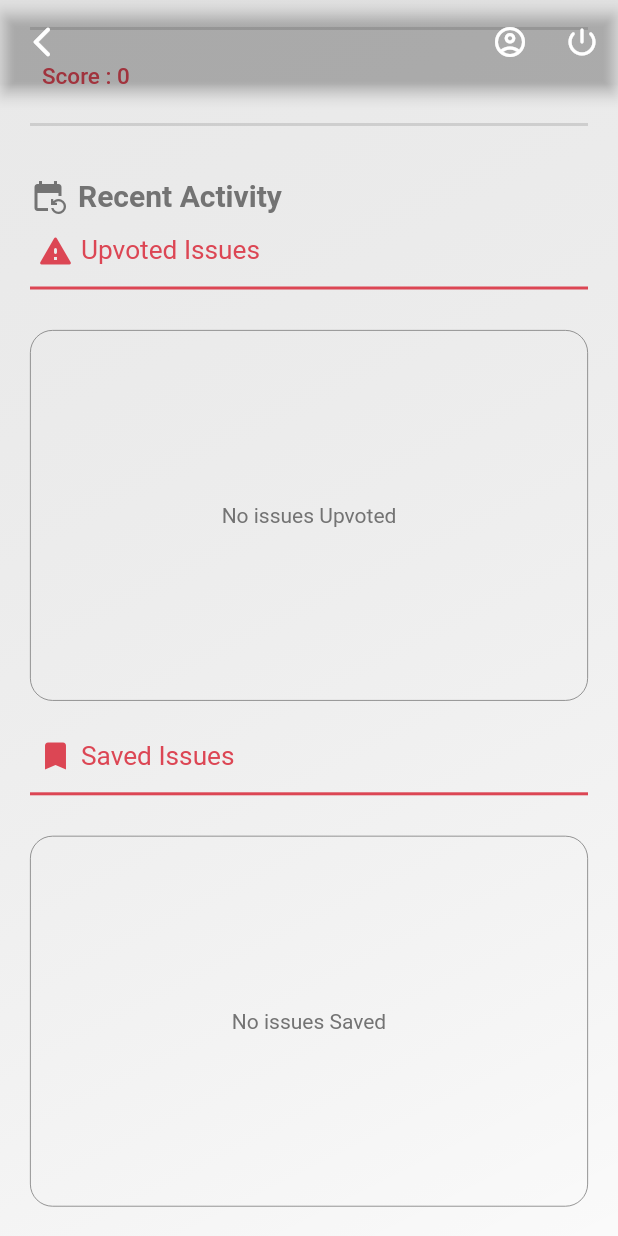
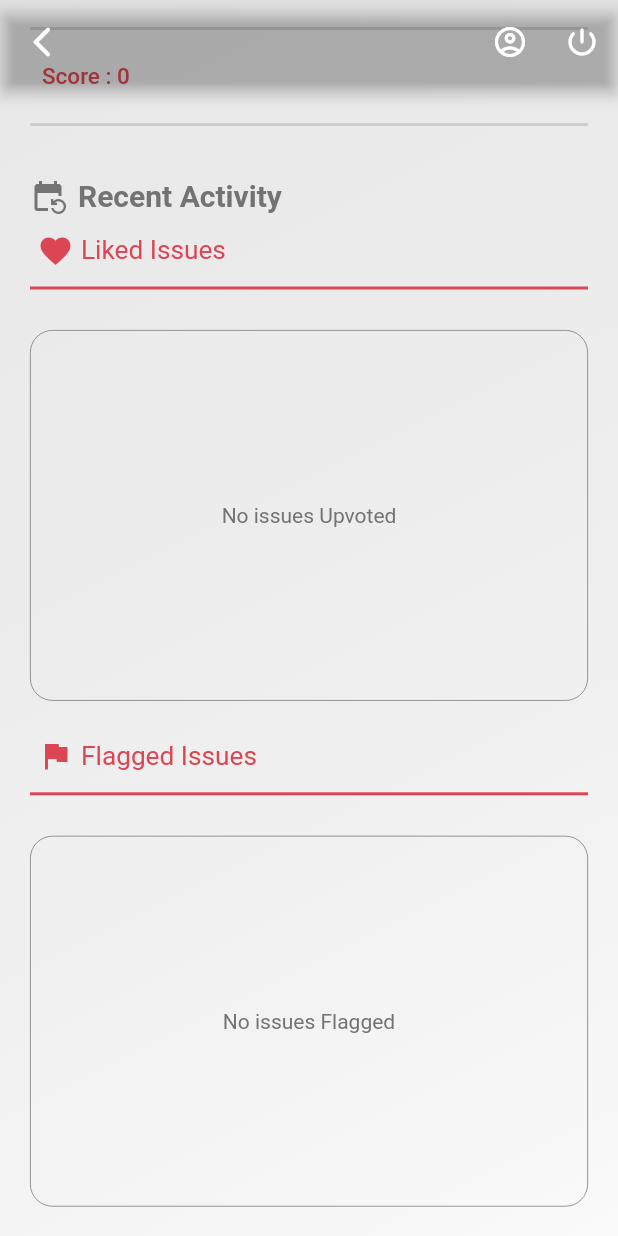
Before and after one commit to OWASP-BLT/BLT-Flutter, a Flutter app: the UserProfile screen opened by its route, scrolled down 327 dp, on a phone screen of 412 x 824 dp. Run offline on Flutter 3.47's test engine with Material 2 defaults, Android fonts, the phone set to English and light mode, and no system bars; our stand-ins replace flutter_markdown, flutter_riverpod, flutter_secure_storage, flutter_svg, google_fonts, image_picker and 2 more; missing offline and left inert: pasteboard, receive_sharing_intent; accounts and stored records are empty; network calls fail; Roboto replaces fonts that are missing (Ubuntu); statements that could not run were skipped.

Commit message:
Change Recent Activity Section on Profile Page

```diff
--- a/lib/src/models/user_model.dart
+++ b/lib/src/models/user_model.dart
@@ -9,8 +9,9 @@ class User {
   String? description;
   String? winning;
   List<int>? following;
-  List<int>? upvotedIssueId;
+  List<int>? likedIssueId;
   List<int>? savedIssueId;
+  List<int>? flaggedIssueId;
   int? totalScore;
 
   User({
@@ -23,8 +24,9 @@ class User {
     this.description,
     this.winning,
     this.following,
-    this.upvotedIssueId,
+    this.likedIssueId,
     this.savedIssueId,
+    this.flaggedIssueId,
     this.totalScore,
   });
 
@@ -38,8 +40,9 @@ class User {
       description: responseData["description"],
       winning: responseData["winnings"],
       following: responseData["follows"],
-      upvotedIssueId: responseData["issue_upvoted"],
+      likedIssueId: responseData["issue_upvoted"],
       savedIssueId: responseData["issue_saved"],
+      flaggedIssueId: responseData["issue_flaged"],
       totalScore: responseData["total_score"] ?? 0,
     );
   }
@@ -55,6 +58,7 @@ User guestUser = User(
       "https://secure.gravatar.com/avatar/3633ff387ed54aa6d8e9a1593192b8de.jpg?s=200&d=mm&r=g",
   description: "I like to stay anonymous!",
   following: [],
-  upvotedIssueId: [],
+  likedIssueId: [],
   savedIssueId: [],
+  flaggedIssueId: [],
 );
--- a/lib/src/pages/home/profile.dart
+++ b/lib/src/pages/home/profile.dart
@@ -27,8 +27,9 @@ class UserProfile extends ConsumerStatefulWidget {
 }
 
 class _UserProfileState extends ConsumerState<UserProfile> {
-  late Future<List<Issue>?> getUpvoteList;
+  late Future<List<Issue>?> getLikedList;
   late Future<List<Issue>?> getSavedList;
+  late Future<List<Issue>?> getFlaggedList;
 
   ImageProvider<Object> getProfilePicture() {
     if (currentUser!.pfpLink == null) {
@@ -69,7 +70,7 @@ class _UserProfileState extends ConsumerState<UserProfile> {
     await ref.read(authStateNotifier.notifier).logout();
   }
 
-  Widget buildUpvotedIssues(Size size, List<Issue>? issueList) {
+  Widget buildLikedIssues(Size size, List<Issue>? issueList) {
     if (issueList != null && issueList.length > 0) {
       return Container(
         margin: EdgeInsets.symmetric(vertical: 20),
@@ -122,6 +123,70 @@ class _UserProfileState extends ConsumerState<UserProfile> {
         child: Center(
           child: Text(
             "No issues Upvoted",
+            style: GoogleFonts.aBeeZee(
+              textStyle: TextStyle(
+                color: Color(0xFF737373),
+              ),
+            ),
+          ),
+        ),
+      );
+    }
+  }
+
+  Widget buildFlaggedIssues(Size size, List<Issue>? issueList) {
+    if (issueList != null && issueList.length > 0) {
+      return Container(
+        margin: EdgeInsets.symmetric(vertical: 20),
+        decoration: BoxDecoration(
+          border: Border.all(color: Color(0xFF737373), width: 0.5),
+          borderRadius: BorderRadius.circular(15),
+        ),
+        child: ClipRRect(
+          borderRadius: BorderRadius.circular(15),
+          child: ConstrainedBox(
+            constraints: BoxConstraints(
+                minWidth: size.width, maxHeight: 0.75 * size.height),
+            child: ListView.builder(
+              shrinkWrap: true,
+              padding: EdgeInsets.zero,
+              itemCount: issueList.length,
+              itemBuilder: (context, index) {
+                Issue issue = issueList[index];
+                return ListTile(
+                  leading: Text("#${issue.id}"),
+                  title: Text(
+                    (issue.description.length< 24)? issue.description:
+                    issue.description.substring(0, 24) + "...",
+                  ),
+                  trailing: IssueStatusChip(
+                    issue: issue,
+                  ),
+                  onTap: () {
+                    Navigator.pushNamed(
+                      context,
+                      RouteManager.issueDetailPage,
+                      arguments: issue,
+                    );
+                  },
+                );
+              },
+            ),
+          ),
+        ),
+      );
+    } else {
+      return Container(
+        margin: EdgeInsets.symmetric(vertical: 20),
+        width: size.width,
+        height: 0.3 * size.height,
+        decoration: BoxDecoration(
+          border: Border.all(color: Color(0xFF737373), width: 0.5),
+          borderRadius: BorderRadius.circular(15),
+        ),
+        child: Center(
+          child: Text(
+            "No issues Flagged",
             style: GoogleFonts.aBeeZee(
               textStyle: TextStyle(
                 color: Color(0xFF737373),
@@ -199,13 +264,14 @@ class _UserProfileState extends ConsumerState<UserProfile> {
 
   @override
   void initState() {
-    getUpvoteList = (currentUser! == guestUser)? getAnonymousUserIssueList():getIssueList(
-      currentUser!.upvotedIssueId!.length > 0
-          ? currentUser!.upvotedIssueId!
-          : null,
+    getLikedList = (currentUser! == guestUser)? getAnonymousUserIssueList():getIssueList(
+      currentUser!.likedIssueId !=null ? (currentUser!.likedIssueId!.length > 0 ? currentUser!.likedIssueId! : null) : null,
     );
     getSavedList = (currentUser! == guestUser)? getAnonymousUserIssueList():getIssueList(
-      currentUser!.savedIssueId!.length > 0 ? currentUser!.savedIssueId! : null,
+      currentUser!.savedIssueId !=null ? (currentUser!.savedIssueId!.length > 0 ? currentUser!.savedIssueId! : null) : null,
+    );
+    getFlaggedList = (currentUser! == guestUser)? getAnonymousUserIssueList():getIssueList(
+      currentUser!.flaggedIssueId !=null ? (currentUser!.flaggedIssueId!.length > 0 ? currentUser!.flaggedIssueId! : null) : null,
     );
     super.initState();
   }
@@ -412,12 +478,12 @@ class _UserProfileState extends ConsumerState<UserProfile> {
                         Padding(
                           padding: const EdgeInsets.all(5.0),
                           child: Icon(
-                            Icons.report_problem_rounded,
+                            Icons.favorite,
                             color: Color(0xFFDC4654),
                           ),
                         ),
                         Text(
-                          "Upvoted Issues",
+                          "Liked Issues",
                           style: GoogleFonts.ubuntu(
                             textStyle: TextStyle(
                               color: Color(0xFFDC4654),
@@ -432,7 +498,7 @@ class _UserProfileState extends ConsumerState<UserProfile> {
                       thickness: 2,
                     ),
                     FutureBuilder<List<Issue>?>(
-                      future: getUpvoteList,
+                      future: getLikedList,
                       builder: ((context, snapshot) {
                         if (snapshot.connectionState ==
                             ConnectionState.waiting) {
@@ -451,7 +517,55 @@ class _UserProfileState extends ConsumerState<UserProfile> {
                             ),
                           );
                         } else {
-                          return buildUpvotedIssues(size, snapshot.data);
+                          return buildLikedIssues(size, snapshot.data);
+                        }
+                      }),
+                    ),
+                    Row(
+                      children: [
+                        Padding(
+                          padding: const EdgeInsets.all(5.0),
+                          child: Icon(
+                            Icons.flag,
+                            color: Color(0xFFDC4654),
+                          ),
+                        ),
+                        Text(
+                          "Flagged Issues",
+                          style: GoogleFonts.ubuntu(
+                            textStyle: TextStyle(
+                              color: Color(0xFFDC4654),
+                              fontSize: 17.5,
+                            ),
+                          ),
+                        ),
+                      ],
+                    ),
+                    Divider(
+                      color: Color(0xFFDC4654),
+                      thickness: 2,
+                    ),
+                    FutureBuilder<List<Issue>?>(
+                      future: getFlaggedList,
+                      builder: ((context, snapshot) {
+                        if (snapshot.connectionState ==
+                            ConnectionState.waiting) {
+                          return Container(
+                            margin: EdgeInsets.symmetric(vertical: 20),
+                            width: size.width,
+                            height: 0.3 * size.height,
+                            decoration: BoxDecoration(
+                              border: Border.all(
+                                color: Color(0xFF737373),
+                              ),
+                              borderRadius: BorderRadius.circular(15),
+                            ),
+                            child: Center(
+                              child: CircularProgressIndicator(),
+                            ),
+                          );
+                        } else {
+                          return buildFlaggedIssues(size, snapshot.data);
                         }
                       }),
                     ),
--- a/lib/src/util/api/user_api.dart
+++ b/lib/src/util/api/user_api.dart
@@ -44,7 +44,7 @@ class UserApiClient {
       user.winning = decodedResponse["winnings"];
       user.description = decodedResponse["description"];
       user.following = decodedResponse["follows"].cast<int>();
-      user.upvotedIssueId = decodedResponse["issue_upvoted"].cast<int>();
+      user.likedIssueId = decodedResponse["issue_upvoted"].cast<int>();
       user.savedIssueId = decodedResponse["issue_saved"].cast<int>();
       user.totalScore = int.parse(decodedResponse["total_score"]);
     } catch (e) {
```
